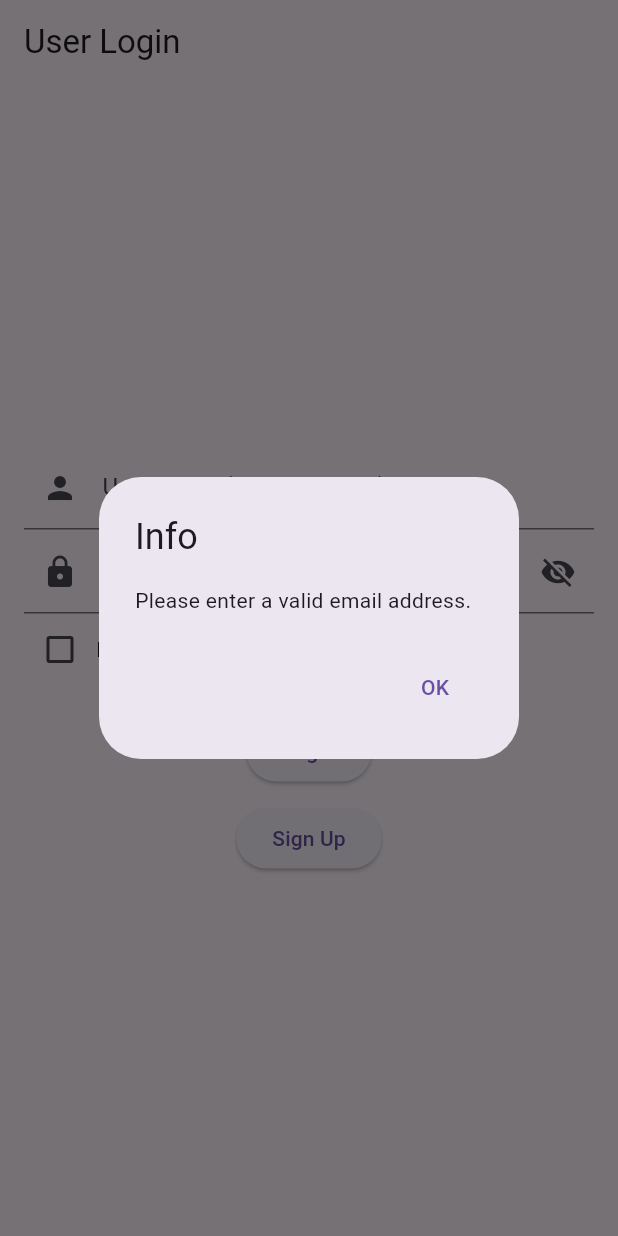
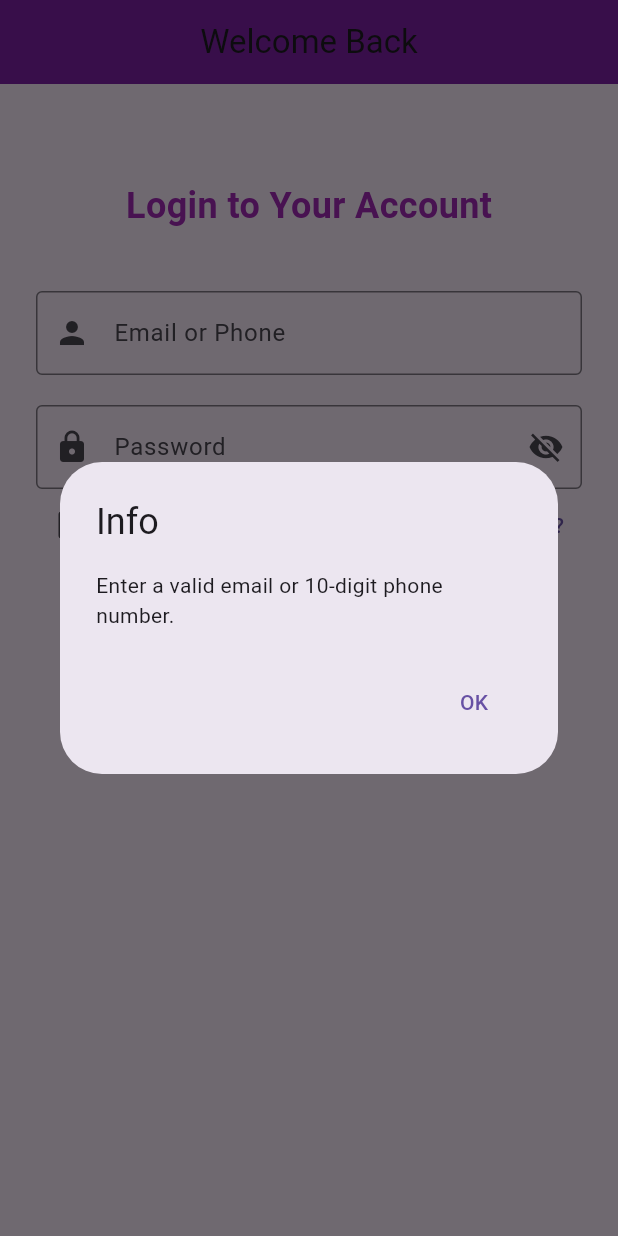
Before and after one commit to kvya6/autism_detection, a Flutter app: the screen it shows after launch, after a tap on "Login", on a phone screen of 412 x 824 dp. Run offline on Flutter 3.47's test engine with Material 3 defaults, Android fonts, the phone set to English and light mode, and no system bars; our stand-ins replace audioplayers, flutter_dotenv, flutter_local_notifications, flutter_rating_bar, image_picker, shared_preferences and 1 more.

Commit message:
login modify

```diff
--- a/lib/main.dart
+++ b/lib/main.dart
@@ -48,8 +48,8 @@ class _LoginPageState extends State<LoginPage> {
   final TextEditingController usernameController = TextEditingController();
   final TextEditingController passwordController = TextEditingController();
   bool rememberMe = false;
+  bool isPasswordVisible = false;
   bool isLoading = false;
-  bool isPasswordVisible = false;
 
   Future<void> saveLoginData(String username, String password) async {
     SharedPreferences prefs = await SharedPreferences.getInstance();
@@ -81,6 +81,16 @@ class _LoginPageState extends State<LoginPage> {
     );
   }
 
+  bool isEmailOrPhone(String input) {
+    final emailRegex = RegExp(r'^[^@]+@[^@]+\.[^@]+');
+    final phoneRegex = RegExp(r'^\d{10}$');
+    return emailRegex.hasMatch(input) || phoneRegex.hasMatch(input);
+  }
+
+  bool isStrongPassword(String input) {
+    return RegExp(r'^(?=.*[A-Z])(?=.*\d)(?=.*[@$!%*?&])[A-Za-z\d@$!%*?&]{8,}$').hasMatch(input);
+  }
+
   @override
   void initState() {
     super.initState();
@@ -99,32 +109,56 @@ class _LoginPageState extends State<LoginPage> {
     }
   }
 
-  bool isEmail(String input) {
-    return RegExp(r'^[^@]+@[^@]+\.[^@]+').hasMatch(input);
-  }
-
-  bool isStrongPassword(String input) {
-    return input.length >= 6;
+  void forgotPasswordDialog() {
+    showDialog(
+      context: context,
+      builder: (_) => AlertDialog(
+        title: const Text("Forgot Password?"),
+        content: const Text("Please contact support to reset your password."),
+        actions: [
+          TextButton(
+            onPressed: () => Navigator.pop(context),
+            child: const Text("OK"),
+          ),
+        ],
+      ),
+    );
   }
 
   @override
   Widget build(BuildContext context) {
     return Scaffold(
-      appBar: AppBar(title: const Text("User Login")),
+      backgroundColor: Colors.purple.shade50,
+      appBar: AppBar(
+        title: const Text("Welcome Back"),
+        centerTitle: true,
+        backgroundColor: Colors.purple.shade700,
+      ),
       body: Padding(
-        padding: const EdgeInsets.all(16.0),
+        padding: const EdgeInsets.all(24.0),
         child: isLoading
             ? const Center(child: CircularProgressIndicator())
-            : Column(
-                mainAxisAlignment: MainAxisAlignment.center,
+            : SingleChildScrollView(
+                child: Column(
                   children: <Widget>[
+                    const SizedBox(height: 40),
+                    const Text(
+                      "Login to Your Account",
+                      style: TextStyle(
+                          fontSize: 24,
+                          fontWeight: FontWeight.bold,
+                          color: Colors.purple),
+                    ),
+                    const SizedBox(height: 40),
                     TextField(
                       controller: usernameController,
                       decoration: const InputDecoration(
-                      labelText: "Username (email format)",
+                        labelText: "Email or Phone",
                         prefixIcon: Icon(Icons.person),
+                        border: OutlineInputBorder(),
                       ),
                     ),
+                    const SizedBox(height: 20),
                     TextField(
                       controller: passwordController,
                       obscureText: !isPasswordVisible,
@@ -141,8 +175,12 @@ class _LoginPageState extends State<LoginPage> {
                             });
                           },
                         ),
+                        border: const OutlineInputBorder(),
                       ),
                     ),
+                    Row(
+                      mainAxisAlignment: MainAxisAlignment.spaceBetween,
+                      children: [
                         Row(
                           children: [
                             Checkbox(
@@ -153,32 +191,36 @@ class _LoginPageState extends State<LoginPage> {
                                 });
                               },
                             ),
-                      const Text('Remember Me'),
+                            const Text("Remember Me"),
+                          ],
+                        ),
+                        TextButton(
+                          onPressed: forgotPasswordDialog,
+                          child: const Text("Forgot Password?"),
+                        ),
                       ],
                     ),
                     const SizedBox(height: 20),
-                  ElevatedButton(
+                    ElevatedButton.icon(
                       onPressed: () async {
-                      String user = usernameController.text;
-                      String pass = passwordController.text;
+                        String user = usernameController.text.trim();
+                        String pass = passwordController.text.trim();
 
-                      if (!isEmail(user)) {
-                        showAlertDialog('Please enter a valid email address.');
-                        return;
-                      }
-                      if (!isStrongPassword(pass)) {
-                        showAlertDialog('Password must be at least 6 characters.');
+                        if (!isEmailOrPhone(user)) {
+                          showAlertDialog("Enter a valid email or 10-digit phone number.");
                           return;
                         }
 
-                      setState(() {
-                        isLoading = true;
-                      });
+                        if (!isStrongPassword(pass)) {
+                          showAlertDialog("Password must be at least 8 characters,\ninclude uppercase, number, and symbol.");
+                          return;
+                        }
+
+                        setState(() => isLoading = true);
 
                         bool isValid = await validateLogin(user, pass);
-                      setState(() {
-                        isLoading = false;
-                      });
+
+                        setState(() => isLoading = false);
 
                         if (isValid) {
                           if (rememberMe) {
@@ -189,39 +231,50 @@ class _LoginPageState extends State<LoginPage> {
                             MaterialPageRoute(builder: (_) => const HomePage()),
                           );
                         } else {
-                        showAlertDialog('Invalid username or password');
+                          showAlertDialog("Invalid username or password.");
                         }
                       },
-                    child: const Text('Login'),
+                      style: ElevatedButton.styleFrom(
+                        backgroundColor: Colors.purple,
+                        padding: const EdgeInsets.symmetric(horizontal: 40, vertical: 15),
+                        shape: RoundedRectangleBorder(
+                            borderRadius: BorderRadius.circular(12)),
                       ),
-                  const SizedBox(height: 10),
-                  ElevatedButton(
+                      icon: const Icon(Icons.login),
+                      label: const Text("Login"),
+                    ),
+                    const SizedBox(height: 15),
+                    OutlinedButton(
                       onPressed: () async {
-                      String user = usernameController.text;
-                      String pass = passwordController.text;
+                        String user = usernameController.text.trim();
+                        String pass = passwordController.text.trim();
 
-                      if (!isEmail(user)) {
-                        showAlertDialog('Please enter a valid email address.');
+                        if (!isEmailOrPhone(user)) {
+                          showAlertDialog("Enter a valid email or 10-digit phone number.");
                           return;
                         }
+
                         if (!isStrongPassword(pass)) {
-                        showAlertDialog('Password must be at least 6 characters.');
+                          showAlertDialog("Password must be at least 8 characters,\ninclude uppercase, number, and symbol.");
                           return;
                         }
 
                         await saveLoginData(user, pass);
                         showAlertDialog("Account Created. Now log in.");
                       },
-                    child: const Text('Sign Up'),
+                      style: OutlinedButton.styleFrom(
+                        foregroundColor: Colors.purple,
+                        side: const BorderSide(color: Colors.purple),
+                      ),
+                      child: const Text("Sign Up"),
                     ),
                   ],
+                ),
               ),
       ),
     );
   }
 }
-
-
 class HomePage extends StatelessWidget {
   const HomePage({super.key});
 
```
Lines whose indentation alone changed are shown as unchanged.
